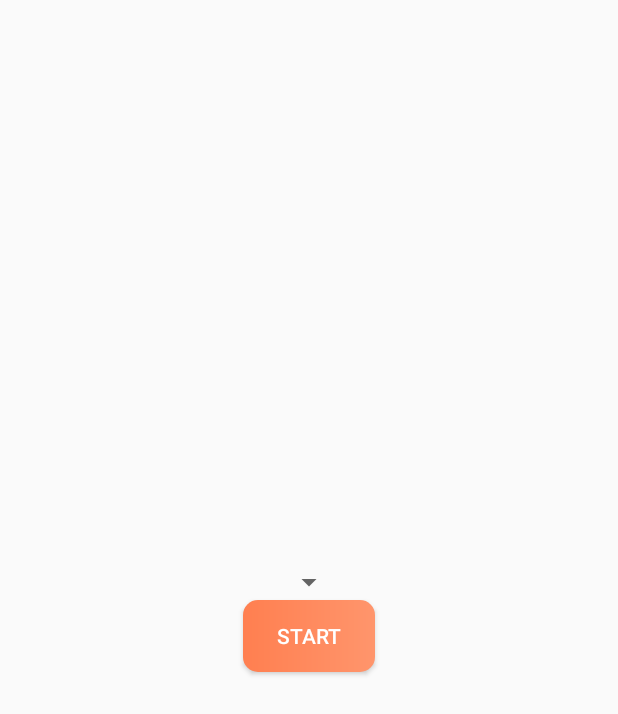
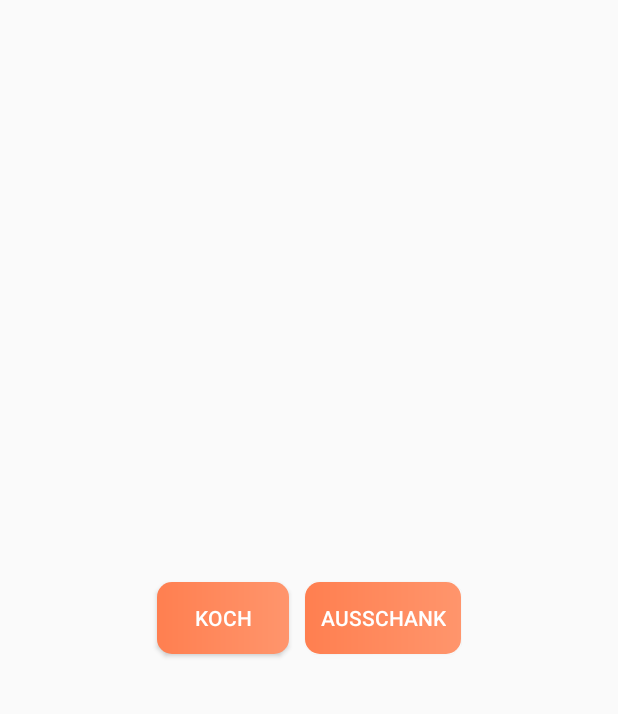
Before and after one commit to daniel-riffi/AusschankUndKoch, an Android app: the screen it shows after launch (MainActivity), on a phone screen of 412 x 824 dp. Shown: the top 714 px of the screen. Run offline under Robolectric (Android 15) with nearby library versions, the phone set to English and light mode, and no system bars; libraries missing offline, so code that uses them is left out: at.orderlibrary.

```diff
--- a/app/src/main/java/com/example/ausschankundkoch/MainActivity.java
+++ b/app/src/main/java/com/example/ausschankundkoch/MainActivity.java
@@ -15,28 +15,23 @@ import at.orderlibrary.Type;
 
 public class MainActivity extends AppCompatActivity {
 
-    Spinner spinner;
-    ArrayAdapter<Type> adapter;
-
     @Override
     protected void onCreate(Bundle savedInstanceState) {
         super.onCreate(savedInstanceState);
         setContentView(R.layout.activity_main);
 
         getSupportActionBar().hide();
-
-        initialize();
     }
 
-    private void initialize() {
-        spinner = findViewById(R.id.spType);
-        adapter = new ArrayAdapter<>(this, R.layout.support_simple_spinner_dropdown_item, Arrays.asList(Type.BAR, Type.COOK));
-        spinner.setAdapter(adapter);
+    public void btnCookClicked(View view) {
+        Intent intent = new Intent(this, RunningActivity.class);
+        intent.putExtra("type", Type.COOK);
+        startActivity(intent);
     }
 
-    public void btnStartClicked(View view) {
+    public void btnBarClicked(View view) {
         Intent intent = new Intent(this, RunningActivity.class);
-        intent.putExtra("type", (Type)spinner.getSelectedItem());
+        intent.putExtra("type", Type.BAR);
         startActivity(intent);
     }
 }
--- a/app/src/main/res/layout-land/activity_running.xml
+++ b/app/src/main/res/layout-land/activity_running.xml
@@ -6,7 +6,7 @@
 
     <LinearLayout
         android:layout_width="match_parent"
-        android:layout_height="wrap_content"
+        android:layout_height="match_parent"
         android:id="@+id/fragmentViewHolder"
         android:orientation="horizontal"/>
 </LinearLayout>
--- a/app/src/main/res/layout/activity_main.xml
+++ b/app/src/main/res/layout/activity_main.xml
@@ -5,20 +5,32 @@
     android:layout_width="match_parent"
     android:layout_height="match_parent"
     android:gravity="center"
-    android:orientation="vertical"
+    android:orientation="horizontal"
     tools:context=".MainActivity">
 
 
-    <Spinner
-        android:id="@+id/spType"
-        android:layout_width="wrap_content"
-        android:layout_height="wrap_content" />
+<!--    <Spinner-->
+<!--        android:id="@+id/spType"-->
+<!--        android:layout_width="wrap_content"-->
+<!--        android:layout_height="wrap_content" />-->
 
     <Button
         android:layout_width="wrap_content"
         android:layout_height="wrap_content"
-        android:text="Start"
-        android:onClick="btnStartClicked"
+        android:text="Koch"
+        android:layout_margin="5dp"
+        android:padding="10dp"
+        android:onClick="btnCookClicked"
+        android:background="@drawable/custom_button"
+        android:textColor="#FFFFFF"/>
+
+    <Button
+        android:layout_width="wrap_content"
+        android:layout_height="wrap_content"
+        android:text="Ausschank"
+        android:layout_margin="5dp"
+        android:padding="10dp"
+        android:onClick="btnBarClicked"
         android:background="@drawable/custom_button"
         android:textColor="#FFFFFF"/>
 </LinearLayout>
--- a/app/src/main/res/values/colors.xml
+++ b/app/src/main/res/values/colors.xml
@@ -2,5 +2,5 @@
 <resources>
     <color name="colorPrimary">#ff956c</color>
     <color name="colorPrimaryDark">#ff7f50</color>
-    <color name="colorAccent">#D81B60</color>
+    <color name="colorAccent">#ff7f50</color>
 </resources>
--- a/app/src/main/res/xml-land/preferences.xml
+++ b/app/src/main/res/xml-land/preferences.xml
@@ -7,6 +7,11 @@
         android:summary="Einstellung der IP-Adresse"
         android:title="IP-Adresse"/>
 
+    <EditTextPreference
+        android:key="port"
+        android:summary="Einstellung der Portnummer"
+        android:title="Portnummer"/>
+
     <ListPreference
         android:key="type"
         android:entries="@array/types"
```
Also changed, not shown: app/src/main/java/com/example/ausschankundkoch/BarFragment.java (+13 -0 lines), app/src/main/java/com/example/ausschankundkoch/CookFragment.java (+22 -4 lines), app/src/main/java/com/example/ausschankundkoch/RunningActivity.java (+8 -4 lines).
